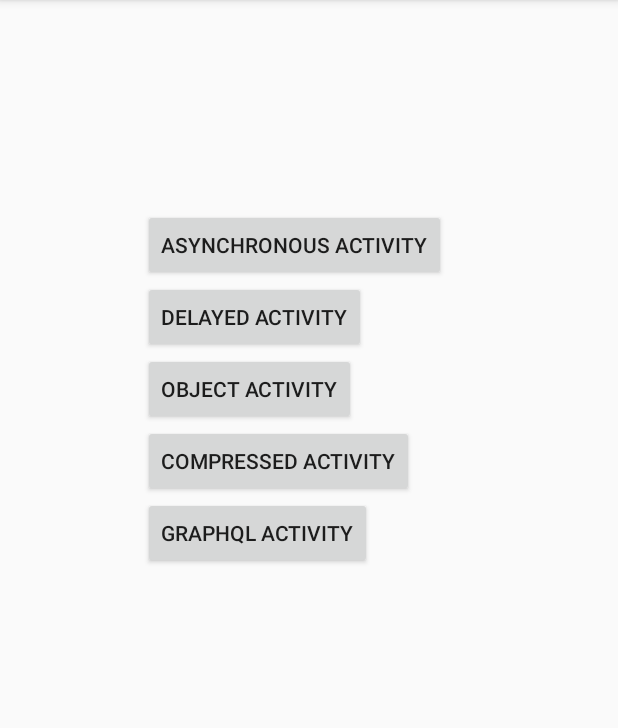
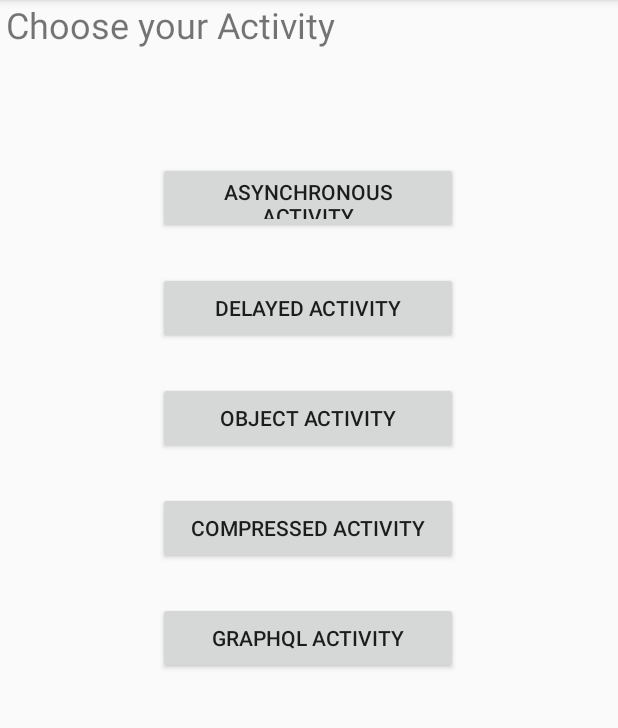
Before and after one commit to HEIG-Boom/SYM_Labo2, an Android app: the screen it shows after launch (MainActivity), on a phone screen of 412 x 824 dp, the part 84-812 px from its top. Run offline under Robolectric (Android 15) with nearby library versions, the phone set to English and light mode, and no system bars.

Commit message:
improve main page

```diff
--- a/src/app/src/main/res/layout/activity_main.xml
+++ b/src/app/src/main/res/layout/activity_main.xml
@@ -10,20 +10,62 @@
         android:id="@+id/btnAsynchronous"
         android:layout_width="wrap_content"
         android:layout_height="wrap_content"
-        android:layout_marginStart="95dp"
-        android:layout_marginLeft="95dp"
-        android:layout_marginTop="139dp"
+        android:layout_marginTop="75dp"
+        android:width="200dp"
+        android:height="40dp"
         android:text="@string/asynchronous_activity_title"
+        app:layout_constraintEnd_toEndOf="parent"
+        app:layout_constraintHorizontal_bias="0.497"
+        app:layout_constraintStart_toStartOf="parent"
+        app:layout_constraintTop_toBottomOf="@+id/textView" />
+
+    <Button
+        android:id="@+id/btnCompressed"
+        android:layout_width="wrap_content"
+        android:layout_height="wrap_content"
+        android:layout_marginTop="25dp"
+        android:width="200dp"
+        android:height="40dp"
+        android:text="@string/compressed_activity_title"
+        app:layout_constraintEnd_toEndOf="parent"
+        app:layout_constraintHorizontal_bias="0.497"
+        app:layout_constraintStart_toStartOf="parent"
+        app:layout_constraintTop_toBottomOf="@+id/btnObject" />
+
+    <TextView
+        android:id="@+id/textView"
+        android:layout_width="wrap_content"
+        android:layout_height="wrap_content"
+        android:layout_marginStart="4dp"
+        android:layout_marginLeft="4dp"
+        android:text="Choose your Activity"
+        android:textSize="24sp"
         app:layout_constraintStart_toStartOf="parent"
         app:layout_constraintTop_toTopOf="parent" />
+
+    <Button
+        android:id="@+id/btnGraphQL"
+        android:layout_width="wrap_content"
+        android:layout_height="wrap_content"
+        android:layout_marginTop="25dp"
+        android:width="200dp"
+        android:height="40dp"
+        android:text="@string/graphql_activity"
+        app:layout_constraintEnd_toEndOf="parent"
+        app:layout_constraintHorizontal_bias="0.497"
+        app:layout_constraintStart_toStartOf="parent"
+        app:layout_constraintTop_toBottomOf="@+id/btnCompressed" />
 
     <Button
         android:id="@+id/btnDelayed"
         android:layout_width="wrap_content"
         android:layout_height="wrap_content"
-        android:layout_marginStart="95dp"
-        android:layout_marginLeft="95dp"
+        android:layout_marginTop="25dp"
+        android:width="200dp"
+        android:height="40dp"
         android:text="@string/delayed_activity"
+        app:layout_constraintEnd_toEndOf="parent"
+        app:layout_constraintHorizontal_bias="0.497"
         app:layout_constraintStart_toStartOf="parent"
         app:layout_constraintTop_toBottomOf="@+id/btnAsynchronous" />
 
@@ -31,30 +73,13 @@
         android:id="@+id/btnObject"
         android:layout_width="wrap_content"
         android:layout_height="wrap_content"
-        android:layout_marginStart="95dp"
-        android:layout_marginLeft="95dp"
+        android:layout_marginTop="25dp"
+        android:width="200dp"
+        android:height="40dp"
         android:text="@string/object_activity"
+        app:layout_constraintEnd_toEndOf="parent"
+        app:layout_constraintHorizontal_bias="0.497"
         app:layout_constraintStart_toStartOf="parent"
         app:layout_constraintTop_toBottomOf="@+id/btnDelayed" />
 
-    <Button
-        android:id="@+id/btnCompressed"
-        android:layout_width="wrap_content"
-        android:layout_height="wrap_content"
-        android:layout_marginStart="95dp"
-        android:layout_marginLeft="95dp"
-        android:text="@string/compressed_activity_title"
-        app:layout_constraintStart_toStartOf="parent"
-        app:layout_constraintTop_toBottomOf="@+id/btnObject" />
-
-    <Button
-        android:id="@+id/btnGraphQL"
-        android:layout_width="wrap_content"
-        android:layout_height="wrap_content"
-        android:layout_marginStart="95dp"
-        android:layout_marginLeft="95dp"
-        android:text="@string/graphql_activity"
-        app:layout_constraintStart_toStartOf="parent"
-        app:layout_constraintTop_toBottomOf="@+id/btnCompressed" />
-
 </androidx.constraintlayout.widget.ConstraintLayout>
```
